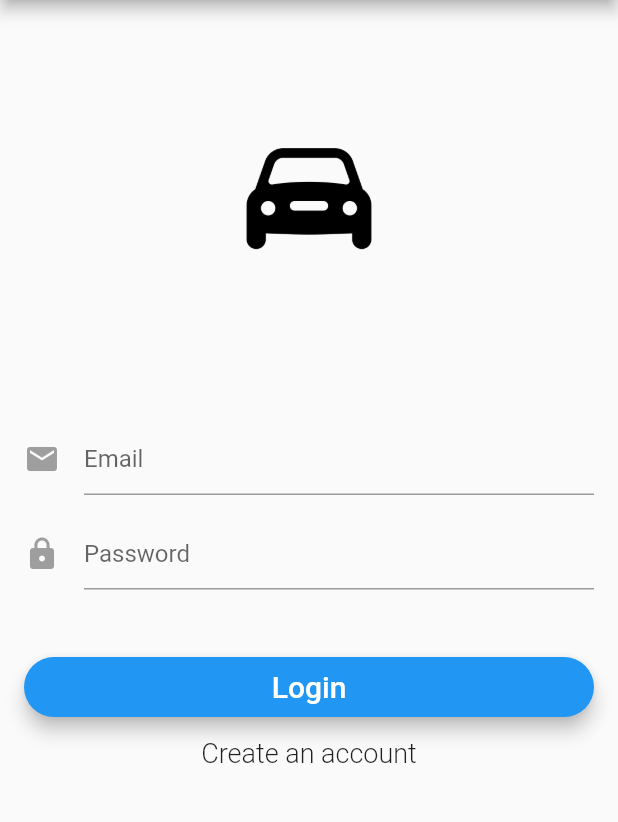
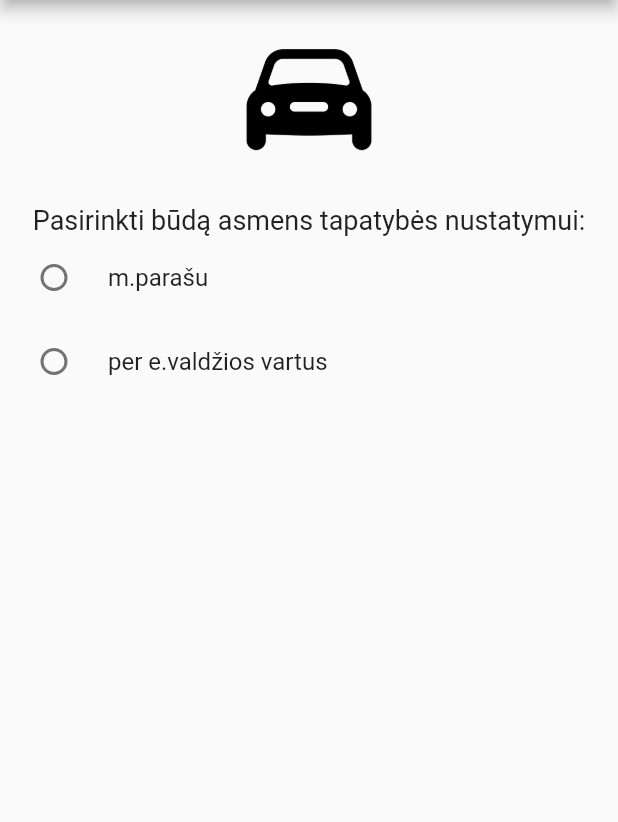
Before and after one commit to ErnestasMa/transporto_registravimas, a Flutter app: the screen it shows after launch, on a phone screen of 412 x 824 dp, the part 84-906 px from its top. Run offline on Flutter 3.47's test engine with Material 2 defaults, Android fonts, the phone set to English and light mode, and no system bars; our stand-ins replace firebase_auth, firebase_database; accounts and stored records are empty.

Commit message:
Updated sdk.
Added welcome screen v1.0

```diff
--- a/lib/main.dart
+++ b/lib/main.dart
@@ -1,6 +1,7 @@
 import 'package:flutter/material.dart';
 import 'package:transporto_registravimas/services/authentication.dart';
 import 'package:transporto_registravimas/pages/root_page.dart';
+import 'package:transporto_registravimas/pages/welcome.dart';
 
 void main() {
   runApp(new MyApp());
@@ -15,6 +16,6 @@ class MyApp extends StatelessWidget {
         theme: new ThemeData(
           primarySwatch: Colors.blue,
         ),
-        home: new RootPage(auth: new Auth()));
+        home: new WelcomePage());
   }
 }
--- a/lib/pages/welcome.dart
+++ b/lib/pages/welcome.dart
@@ -1 +1,114 @@
 import 'package:flutter/material.dart';
+import 'package:transporto_registravimas/services/authentication.dart';
+import 'package:transporto_registravimas/pages/root_page.dart';
+
+class WelcomePage extends StatefulWidget {
+
+  @override
+  State<StatefulWidget> createState() => new _WelcomePage();
+}
+
+class _WelcomePage extends State<WelcomePage> {
+  String _selection = '';
+  String radioItem = '';
+  String _errorMessage = '';
+  @override
+  Widget build(BuildContext context) {
+    return Scaffold(
+      appBar: AppBar(
+        title: Text('Transporto priemonių registravimo elektroninė paslauga'),
+      ),
+      body: new ListView(
+        children: <Widget>[
+          showLogo(),
+          radiobutton(context),
+          _showLoginButton(context),
+          _showErrorMessage(),
+        ],
+      ),
+    );
+  }
+
+  Widget _showLoginButton(BuildContext context) {
+    if (_selection== 'parašas' && _selection != null) {
+      return new Container(
+          padding: EdgeInsets.all(16.0),
+          child: RaisedButton(
+            onPressed: () {
+              Route route = MaterialPageRoute(
+                  builder: (context) => new RootPage(auth: new Auth()));
+              Navigator.push(context, route);
+            },
+            child: Text('Prisijungti'),
+          ));
+    } else {
+      return new Container(
+        height: 0.0,
+      );
+    }
+  }
+
+  Widget showLogo() {
+    return new Hero(
+      tag: 'hero',
+      child: Padding(
+        padding: EdgeInsets.fromLTRB(0.0, 20.0, 0.0, 20.0),
+        child: CircleAvatar(
+          backgroundColor: Colors.transparent,
+          radius: 48.0,
+          child: Image.asset('assets/images/car.png'),
+        ),
+      ),
+    );
+  }
+
+  Widget radiobutton(BuildContext context) {
+    return Column(
+      children: <Widget>[
+        Text('Pasirinkti būdą asmens tapatybės nustatymui:', style: TextStyle(fontSize: 18)),
+        RadioListTile(
+          groupValue: radioItem,
+          title: Text('m.parašu'),
+          value: 'm.parašu',
+          onChanged: (val) {
+            setState(() {
+              radioItem = val;
+              _errorMessage='';
+              _selection = 'parašas';
+            });
+          },
+        ),
+
+        RadioListTile(
+          groupValue: radioItem,
+          title: Text('per e.valdžios vartus'),
+          value: 'per e.valdžios vartus',
+          onChanged: (val) {
+            setState(() {
+              radioItem = val;
+              _errorMessage='Prisijungimas per e.valdžios vartus nėra galimas';
+              _selection = 'vartai';
+            });
+          },
+        ),
+      ],
+    );
+  }
+
+  Widget _showErrorMessage() {
+    if (_errorMessage.length > 0 && _errorMessage != null) {
+      return new Text(
+        _errorMessage,
+        style: TextStyle(
+            fontSize: 15.0,
+            color: Colors.red,
+            height: 1.0,
+            fontWeight: FontWeight.w300),
+      );
+    } else {
+      return new Container(
+        height: 0.0,
+      );
+    }
+  }
+}
--- a/pubspec.yaml
+++ b/pubspec.yaml
@@ -14,7 +14,7 @@ description: Regitros Transporto registravimo paslauga
 version: 1.0.0+1
 
 environment:
-  sdk: ">=2.1.0 <3.0.0"
+  sdk: ">=2.2.2 <3.0.0"
 
 dependencies:
   flutter:
```
